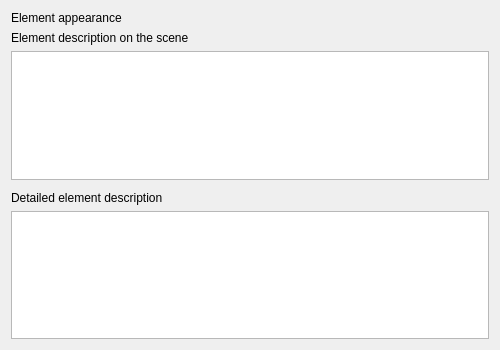
Above: src/plugins/workflow_designer/src/library/create_cmdline_based_worker/CreateCmdlineBasedWorkerWizardElementAppearancePage.ui from violethaze74/ugene before the change. Below: the same form after it.
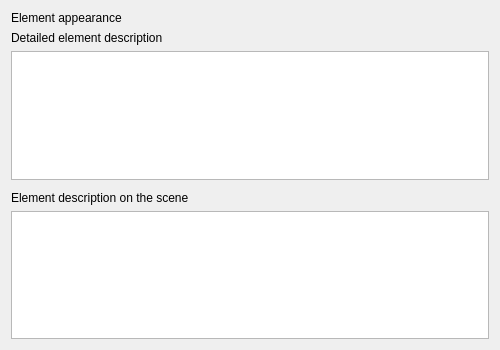
That is the form after the change.

Commit message: UGENE-6488: "Command" of an element with command-line tool is not saved on editing

Patch:
```diff
--- a/src/plugins/workflow_designer/src/library/create_cmdline_based_worker/CreateCmdlineBasedWorkerWizardElementAppearancePage.ui
+++ b/src/plugins/workflow_designer/src/library/create_cmdline_based_worker/CreateCmdlineBasedWorkerWizardElementAppearancePage.ui
@@ -39,7 +39,7 @@
       <item>
        <widget class="QLabel" name="lblDescription">
         <property name="text">
-         <string>Element description on the scene</string>
+         <string>Detailed element description</string>
         </property>
        </widget>
       </item>
@@ -90,7 +90,7 @@
       <item>
        <widget class="QLabel" name="lblPrompter">
         <property name="text">
-         <string>Detailed element description</string>
+         <string>Element description on the scene</string>
         </property>
        </widget>
       </item>
```
Left out of the diff: 4 changed lines with no effect on the pictures. The commit also changes 1 other file.
